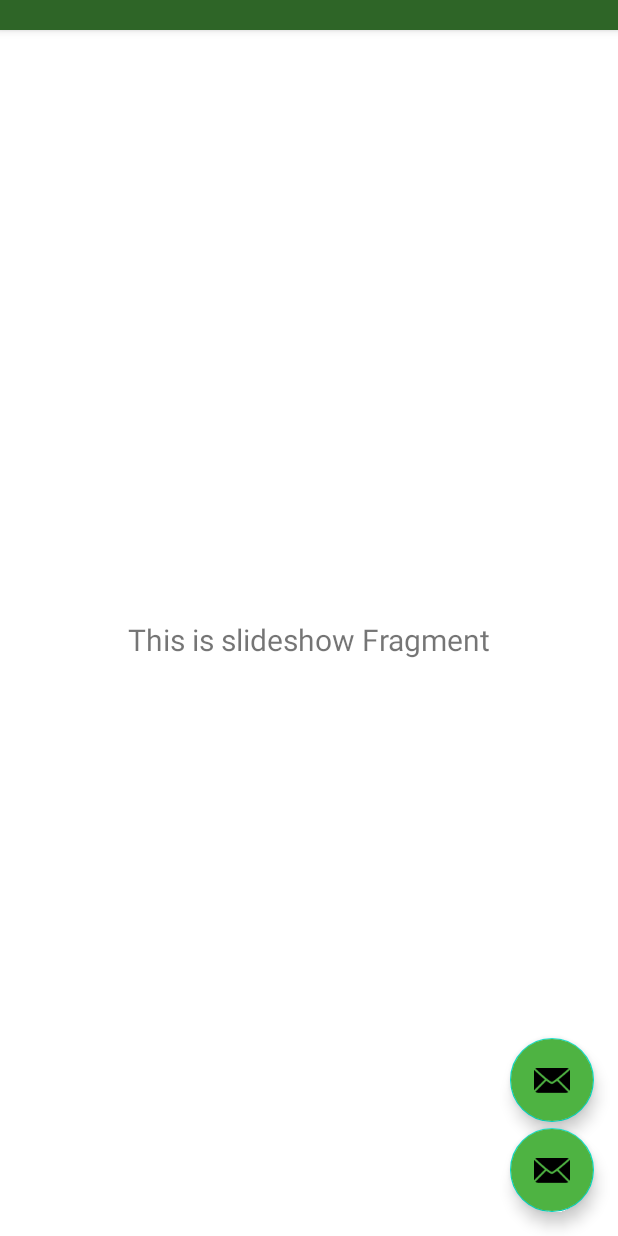
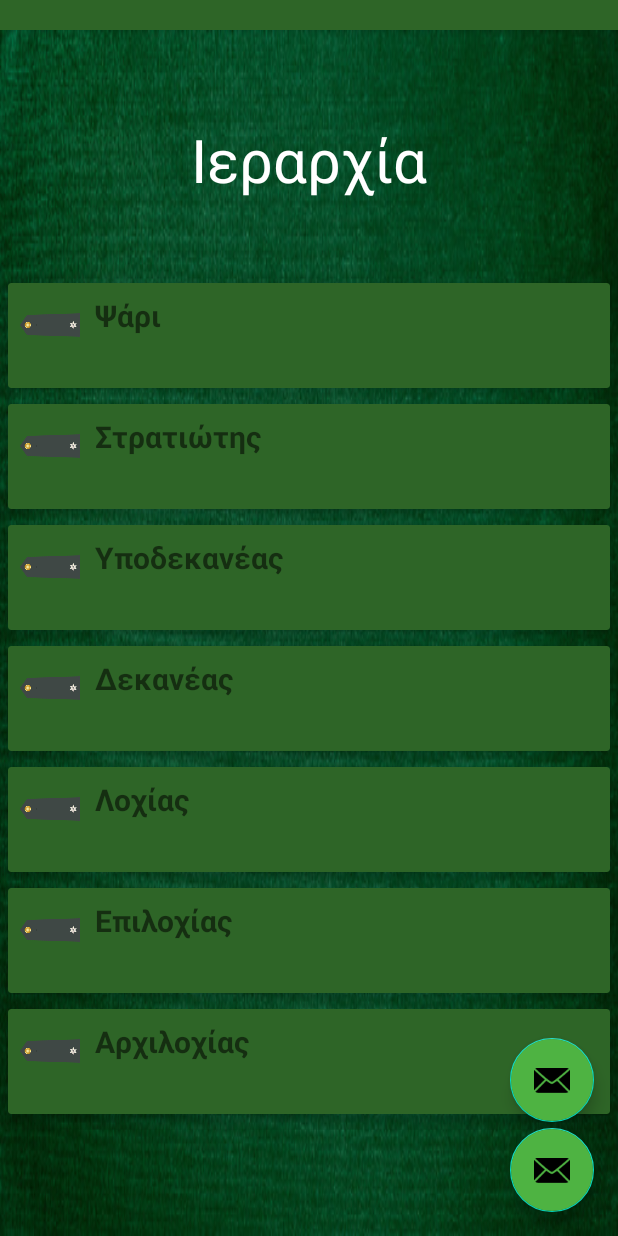
Before and after one commit to georgekazz/Lelermy, an Android app: the screen it shows after launch (MainNaviActivity), in the side drawer, after a tap on "Ιεραρχία", on a phone screen of 412 x 824 dp. Run offline under Robolectric (Android 15) with nearby library versions, the phone set to English and light mode, and no system bars; our stand-ins replace navigation-ui; 4 statements that could not run were skipped.

Commit message:
RecyclerView with CardView in SlideshowFragment

```diff
--- a/app/build.gradle
+++ b/app/build.gradle
@@ -36,13 +36,15 @@ android {
 }
 
 dependencies {
-    implementation 'androidx.core:core-ktx:1.10.0'
+    implementation 'androidx.core:core-ktx:1.10.1'
     implementation 'androidx.appcompat:appcompat:1.6.1'
-    implementation 'com.google.android.material:material:1.8.0'
+    implementation 'com.google.android.material:material:1.9.0'
     implementation 'androidx.constraintlayout:constraintlayout:2.1.4'
     implementation 'androidx.navigation:navigation-fragment-ktx:2.5.3'
     implementation 'androidx.navigation:navigation-ui-ktx:2.5.3'
     testImplementation 'junit:junit:4.13.2'
     androidTestImplementation 'androidx.test.ext:junit:1.1.5'
     androidTestImplementation 'androidx.test.espresso:espresso-core:3.5.1'
+    implementation 'androidx.recyclerview:recyclerview:1.3.0'
+    implementation 'androidx.cardview:cardview:1.0.0'
 }
--- /dev/null
+++ b/app/src/main/java/com/example/lelermy/LevelAdapter.kt
@@ -0,0 +1,39 @@
+package com.example.lelermy
+import android.view.LayoutInflater
+import android.view.View
+import android.view.ViewGroup
+import android.widget.ImageView
+import android.widget.TextView
+import androidx.recyclerview.widget.RecyclerView
+
+class LevelAdapter (private val mList: List<LevelModel>) : RecyclerView.Adapter<LevelAdapter.ViewHolder>() {
+    // create new views
+    override fun onCreateViewHolder(parent: ViewGroup, viewType: Int): ViewHolder {
+
+        val view = LayoutInflater.from(parent.context)
+            .inflate(R.layout.card_view_design, parent, false)
+
+        return ViewHolder(view)
+    }
+
+    // binds the list items to a view
+    override fun onBindViewHolder(holder: ViewHolder, position: Int) {
+
+        val Levelmodel = mList[position]
+
+        holder.imageView.setImageResource(Levelmodel.img)
+        holder.textView.text = Levelmodel.level
+
+    }
+
+    // return the number of the items in the list
+    override fun getItemCount(): Int {
+        return mList.size
+    }
+
+    // Holds the views for adding it to image and text
+    class ViewHolder(ItemView: View) : RecyclerView.ViewHolder(ItemView) {
+        val imageView: ImageView = itemView.findViewById(R.id.imageview)
+        val textView: TextView = itemView.findViewById(R.id.textView5)
+    }
+}
--- /dev/null
+++ b/app/src/main/java/com/example/lelermy/LevelModel.kt
@@ -0,0 +1,7 @@
+package com.example.lelermy
+
+data class LevelModel(
+    val img: Int,
+    val level: String
+
+)
--- a/app/src/main/java/com/example/lelermy/MainNaviActivity.kt
+++ b/app/src/main/java/com/example/lelermy/MainNaviActivity.kt
@@ -25,7 +25,7 @@ class MainNaviActivity : AppCompatActivity() {
         setContentView(binding.root)
         setSupportActionBar(binding.appBarMainNavi.toolbar)
 
-        val tipsTx = findViewById<TextView>(R.id.tipsTx)
+       // val tipsTx = findViewById<TextView>(R.id.tipsTx)
 
         //tethorakismena-peziko-puroboliko-mixaniko-diabibasis-aeroporia-efodiasmou-elegktikou-ereunas pliroforikis-
         //  val leveltwoTx = findViewById<TextView>(R.id.levelTwoText)
--- a/app/src/main/java/com/example/lelermy/ui/gallery/GalleryFragment.kt
+++ b/app/src/main/java/com/example/lelermy/ui/gallery/GalleryFragment.kt
@@ -19,8 +19,6 @@ class GalleryFragment : Fragment() {
         container: ViewGroup?,
         savedInstanceState: Bundle?
     ): View {
-        val galleryViewModel =
-            ViewModelProvider(this).get(GalleryViewModel::class.java)
 
         _binding = FragmentGalleryBinding.inflate(inflater, container, false)
         return binding.root
--- a/app/src/main/java/com/example/lelermy/ui/gallery/GalleryViewModel.kt
+++ /dev/null
@@ -1,13 +0,0 @@
-package com.example.lelermy.ui.gallery
-
-import androidx.lifecycle.LiveData
-import androidx.lifecycle.MutableLiveData
-import androidx.lifecycle.ViewModel
-
-class GalleryViewModel : ViewModel() {
-
-    private val _text = MutableLiveData<String>().apply {
-        value = "This is gallery Fragment"
-    }
-    val text: LiveData<String> = _text
-}
--- a/app/src/main/java/com/example/lelermy/ui/home/HomeFragment.kt
+++ b/app/src/main/java/com/example/lelermy/ui/home/HomeFragment.kt
@@ -11,29 +11,26 @@ import android.widget.ImageView
 import android.widget.TextView
 import androidx.annotation.RequiresApi
 import androidx.fragment.app.Fragment
-import androidx.lifecycle.ViewModelProvider
 import com.example.lelermy.R
 import com.example.lelermy.databinding.FragmentHomeBinding
 import java.time.Duration
 import java.time.LocalDate
+import java.util.Calendar
+import java.util.concurrent.Executor
+import java.util.concurrent.Executors
 
 class HomeFragment : Fragment() {
 
     private var _binding: FragmentHomeBinding? = null
     private val binding get() = _binding!!
-    private val millisInDay = 86400000L
-    val daysSpendInArmy = 0
-
-    private val levelsKsira = arrayListOf("Ψάρι","Στρατιώτης","Υποδεκανέας","Δεκανέας", "Λοχίας","Επιλοχίας","Αρχιλοχίας",
-        "Ανθυπασπιστής","Δόκιμος","Ανθυπολοχαγός","Υπολοχαγός","Λοχαγός","Ταγματάρχης","Αντισυνταγματάρχης","Συνταγματάρχης",
-        "Ταξίαρχος","Υποστράτηγος","Αντιστράτηγος","Στρατηγός","European citizens")
+    var previousDay: Int = -1
+    private val daysSpendInArmy =+ 1
 
     override fun onCreateView(
         inflater: LayoutInflater,
         container: ViewGroup?,
         savedInstanceState: Bundle?
     ): View {
-
 
         _binding = FragmentHomeBinding.inflate(inflater, container, false)
         val root: View = binding.root
@@ -44,7 +41,6 @@ class HomeFragment : Fragment() {
     @RequiresApi(Build.VERSION_CODES.O)
     override fun onResume() {
         super.onResume()
-        val choiceCounter = requireActivity().intent.getIntExtra("choiceCounter", 0)
 
         val sharedPref = requireContext().getSharedPreferences("secondCalendar", Context.MODE_PRIVATE)
         val sharedPref1 = requireContext().getSharedPreferences("firstCalendar", Context.MODE_PRIVATE)
@@ -59,54 +55,37 @@ class HomeFragment : Fragment() {
         val duration = Duration.between(startDate.atStartOfDay(), endDate.atStartOfDay())
         var days = duration.toDays()
 
-        showLevel(choiceCounter)
+        showLevel()
+        showMedal()
+        checkServiceTime(days)
 
-        showMedal()
-        startCountdown()
-        checkServiceTime(days)
-    }
-
-    private fun startCountdown() {
-        object : CountDownTimer(millisInDay, 1000) {
-            @RequiresApi(Build.VERSION_CODES.O)
-            override fun onTick(millisUntilFinished: Long) {
-
-                val sharedPref = requireContext().getSharedPreferences("secondCalendar", Context.MODE_PRIVATE)
-                val sharedPref1 = requireContext().getSharedPreferences("firstCalendar", Context.MODE_PRIVATE)
-                val firstCalendar = sharedPref1.getString("firstCalendar", null)
-                val secondCalendar = sharedPref.getString("secondCalendar", null)
-
-                System.out.println("Take the first day:$firstCalendar")
-                System.out.println("Take the second day:$secondCalendar")
-
-                val startDate = LocalDate.parse(firstCalendar)
-                val endDate = LocalDate.parse(secondCalendar)
-                val duration = Duration.between(startDate.atStartOfDay(), endDate.atStartOfDay())
-                var days = duration.toDays()
-                val ipiretisimesTx = view?.findViewById<TextView>(R.id.ipiretisimesTx)
-
-                // Μείωση των ημερών και ενημέρωση του UI
-                days--
-                showMedal()
-                daysSpendInArmy + 1
-
-                updateDaysLeftTextView(days)
-                ipiretisimesTx?.text = "$daysSpendInArmy"
-            }
-
-            override fun onFinish() {
-                val daysLeftTx = view?.findViewById<TextView>(R.id.daysLeftTx)
-                daysLeftTx?.text = "European citizens"
-
-            }
-        }.start()
-    }
-
-    fun updateDaysLeftTextView(days: Long) {
+        val ipiretisimesTx = view?.findViewById<TextView>(R.id.ipiretisimesTx)
         val daysLeftTx = view?.findViewById<TextView>(R.id.daysLeftTx)
 
         daysLeftTx?.text = days.toString()
-        System.out.println("To ypoloipo twn imeron sto strato einai: $days")
+
+        val calendar = Calendar.getInstance()
+        val currentDay = calendar.get(Calendar.DAY_OF_MONTH)
+
+        if (currentDay != previousDay && days >=0) {
+
+            // Έχει αλλάξει η ημέρα
+            previousDay = currentDay
+            days -= 1
+            daysSpendInArmy + 1
+
+            daysLeftTx?.text = days.toString()
+            ipiretisimesTx?.text = "$daysSpendInArmy"
+
+        } else {
+
+//            val daysLeftTx = view?.findViewById<TextView>(R.id.daysLeftTx)
+//            daysLeftTx?.text = "European citizens"
+        }
+
+
+        ipiretisimesTx?.text = "$daysSpendInArmy"
+
     }
 
     override fun onDestroyView() {
@@ -163,7 +142,7 @@ class HomeFragment : Fragment() {
         }
     }
 
-    private fun showLevel(int: Int) {
+    private fun showLevel() {
 
         //ksira-peziko-nautiko
         val levelimg = view?.findViewById<ImageView>(R.id.levelimg)
--- a/app/src/main/java/com/example/lelermy/ui/slideshow/SlideshowFragment.kt
+++ b/app/src/main/java/com/example/lelermy/ui/slideshow/SlideshowFragment.kt
@@ -4,35 +4,51 @@ import android.os.Bundle
 import android.view.LayoutInflater
 import android.view.View
 import android.view.ViewGroup
-import android.widget.TextView
 import androidx.fragment.app.Fragment
-import androidx.lifecycle.ViewModelProvider
+import androidx.recyclerview.widget.LinearLayoutManager
+import androidx.recyclerview.widget.RecyclerView
+import com.example.lelermy.LevelAdapter
+import com.example.lelermy.LevelModel
+import com.example.lelermy.R
 import com.example.lelermy.databinding.FragmentSlideshowBinding
 
 class SlideshowFragment : Fragment() {
 
     private var _binding: FragmentSlideshowBinding? = null
 
-    // This property is only valid between onCreateView and
-    // onDestroyView.
-    private val binding get() = _binding!!
+    private var recyclerView: RecyclerView? = null
+
+    private val levelsKsira = arrayListOf("Ψάρι","Στρατιώτης","Υποδεκανέας","Δεκανέας", "Λοχίας","Επιλοχίας","Αρχιλοχίας",
+        "Ανθυπασπιστής","Δόκιμος","Ανθυπολοχαγός","Υπολοχαγός","Λοχαγός","Ταγματάρχης","Αντισυνταγματάρχης","Συνταγματάρχης",
+        "Ταξίαρχος","Υποστράτηγος","Αντιστράτηγος","Στρατηγός","European citizens")
+
 
     override fun onCreateView(
         inflater: LayoutInflater,
         container: ViewGroup?,
         savedInstanceState: Bundle?
     ): View {
-        val slideshowViewModel =
-            ViewModelProvider(this).get(SlideshowViewModel::class.java)
+        val rootView = inflater.inflate(R.layout.fragment_slideshow, container, false)
 
+        recyclerView = rootView.findViewById(R.id.recyclerView)
+
+        val layoutManager = LinearLayoutManager(requireContext())
+
+        recyclerView?.layoutManager = layoutManager
+
+        // ArrayList of class ItemsViewModel
+        val data = ArrayList<LevelModel>()
+
+        for (i in 0 until levelsKsira.size) {
+            data.add(LevelModel(R.drawable.anthipoloxagos, levelsKsira[i]))
+        }
+
+        val adapter = LevelAdapter(data)
+
+        recyclerView?.adapter = adapter
         _binding = FragmentSlideshowBinding.inflate(inflater, container, false)
-        val root: View = binding.root
 
-        val textView: TextView = binding.textSlideshow
-        slideshowViewModel.text.observe(viewLifecycleOwner) {
-            textView.text = it
-        }
-        return root
+        return rootView
     }
 
     override fun onDestroyView() {
--- a/app/src/main/java/com/example/lelermy/ui/slideshow/SlideshowViewModel.kt
+++ /dev/null
@@ -1,13 +0,0 @@
-package com.example.lelermy.ui.slideshow
-
-import androidx.lifecycle.LiveData
-import androidx.lifecycle.MutableLiveData
-import androidx.lifecycle.ViewModel
-
-class SlideshowViewModel : ViewModel() {
-
-    private val _text = MutableLiveData<String>().apply {
-        value = "This is slideshow Fragment"
-    }
-    val text: LiveData<String> = _text
-}
--- /dev/null
+++ b/app/src/main/res/layout/card_view_design.xml
@@ -0,0 +1,34 @@
+<?xml version="1.0" encoding="utf-8"?>
+<androidx.cardview.widget.CardView
+    xmlns:android="http://schemas.android.com/apk/res/android"
+    xmlns:app="http://schemas.android.com/apk/res-auto"
+    android:layout_width="match_parent"
+    android:layout_height="70dp"
+    android:layout_margin="5dp"
+    android:backgroundTint="@color/darkgreen"
+    app:cardElevation="5dp"
+    android:id="@+id/cardView">
+
+    <LinearLayout
+        android:layout_width="match_parent"
+        android:layout_height="wrap_content"
+        android:orientation="horizontal"
+        android:padding="8dp">
+
+        <ImageView
+            android:id="@+id/imageview"
+            android:layout_width="40dp"
+            android:layout_height="40dp" />
+
+        <TextView
+            android:id="@+id/textView5"
+            android:layout_width="wrap_content"
+            android:layout_height="wrap_content"
+            android:layout_marginStart="10dp"
+            android:layout_marginLeft="15dp"
+            android:textSize="20sp"
+            android:textStyle="bold" />
+
+    </LinearLayout>
+
+</androidx.cardview.widget.CardView>
--- a/app/src/main/res/layout/fragment_home.xml
+++ b/app/src/main/res/layout/fragment_home.xml
@@ -81,15 +81,14 @@
 
     <TextView
         android:id="@+id/titleLevel"
-        android:layout_width="132dp"
+        android:layout_width="150dp"
         android:layout_height="39dp"
+        android:layout_marginLeft="230dp"
         android:layout_marginTop="230dp"
-        android:layout_marginLeft="230dp"
-        android:textColor="@color/black"
         android:gravity="center"
         android:rotation="-4"
-        android:textSize="19dp"
-        />
+        android:textColor="@color/black"
+        android:textSize="19dp" />
 
     <TextView
         android:id="@+id/textView10"
--- a/app/src/main/res/layout/fragment_slideshow.xml
+++ b/app/src/main/res/layout/fragment_slideshow.xml
@@ -4,19 +4,36 @@
     xmlns:tools="http://schemas.android.com/tools"
     android:layout_width="match_parent"
     android:layout_height="match_parent"
-    tools:context=".ui.slideshow.SlideshowFragment">
+    tools:context=".ui.slideshow.SlideshowFragment"
+    android:background="@drawable/backgroundicon">
 
     <TextView
-        android:id="@+id/text_slideshow"
+        android:id="@+id/textView2"
+        android:layout_width="264dp"
+        android:layout_height="89dp"
+        android:layout_marginTop="42dp"
+        android:layout_marginEnd="74dp"
+        android:gravity="center"
+        android:textSize="40dp"
+        android:textColor="@color/white"
+        android:text="Ιεραρχία"
+        app:layout_constraintEnd_toEndOf="parent"
+        app:layout_constraintTop_toTopOf="parent" />
+
+    <LinearLayout
         android:layout_width="match_parent"
-        android:layout_height="wrap_content"
-        android:layout_marginStart="8dp"
-        android:layout_marginTop="8dp"
-        android:layout_marginEnd="8dp"
-        android:textAlignment="center"
-        android:textSize="20sp"
-        app:layout_constraintBottom_toBottomOf="parent"
-        app:layout_constraintEnd_toEndOf="parent"
-        app:layout_constraintStart_toStartOf="parent"
-        app:layout_constraintTop_toTopOf="parent" />
+        android:layout_height="570dp"
+        android:layout_marginTop="32dp"
+        android:orientation="vertical"
+        app:layout_constraintTop_toBottomOf="@+id/textView2" >
+
+        <androidx.recyclerview.widget.RecyclerView
+            android:id="@+id/recyclerView"
+            android:layout_width="match_parent"
+            android:layout_height="match_parent"
+            tools:listitem="@layout/card_view_design"/>
+
+    </LinearLayout>
+
+
 </androidx.constraintlayout.widget.ConstraintLayout>
--- a/build.gradle
+++ b/build.gradle
@@ -1,6 +1,6 @@
 // Top-level build file where you can add configuration options common to all sub-projects/modules.
 plugins {
-    id 'com.android.application' version '8.0.0' apply false
-    id 'com.android.library' version '8.0.0' apply false
+    id 'com.android.application' version '8.0.1' apply false
+    id 'com.android.library' version '8.0.1' apply false
     id 'org.jetbrains.kotlin.android' version '1.8.0' apply false
 }
```
